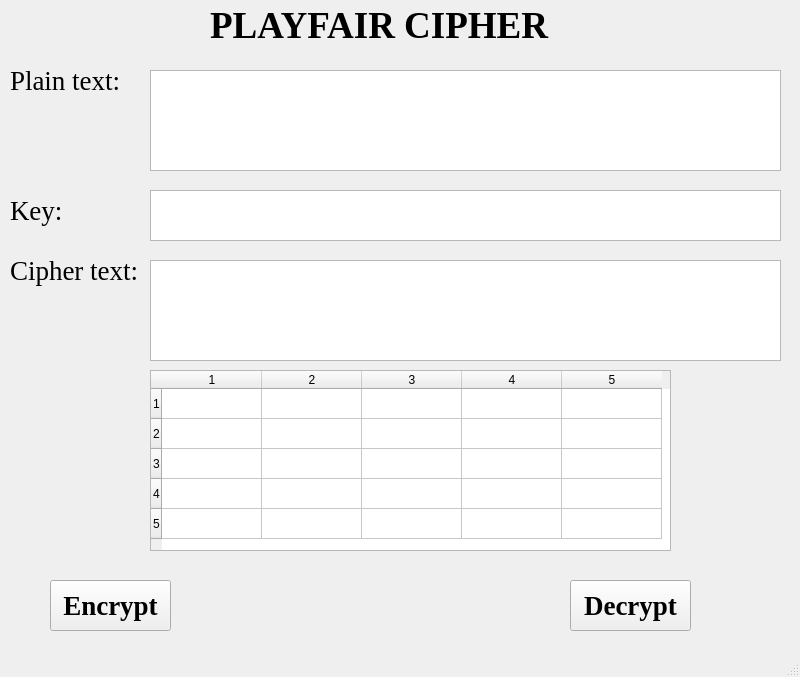
LamTT1306/bmthnc-hutech-2380601190, file lab_03/ui/playfair.ui: the form before one commit.
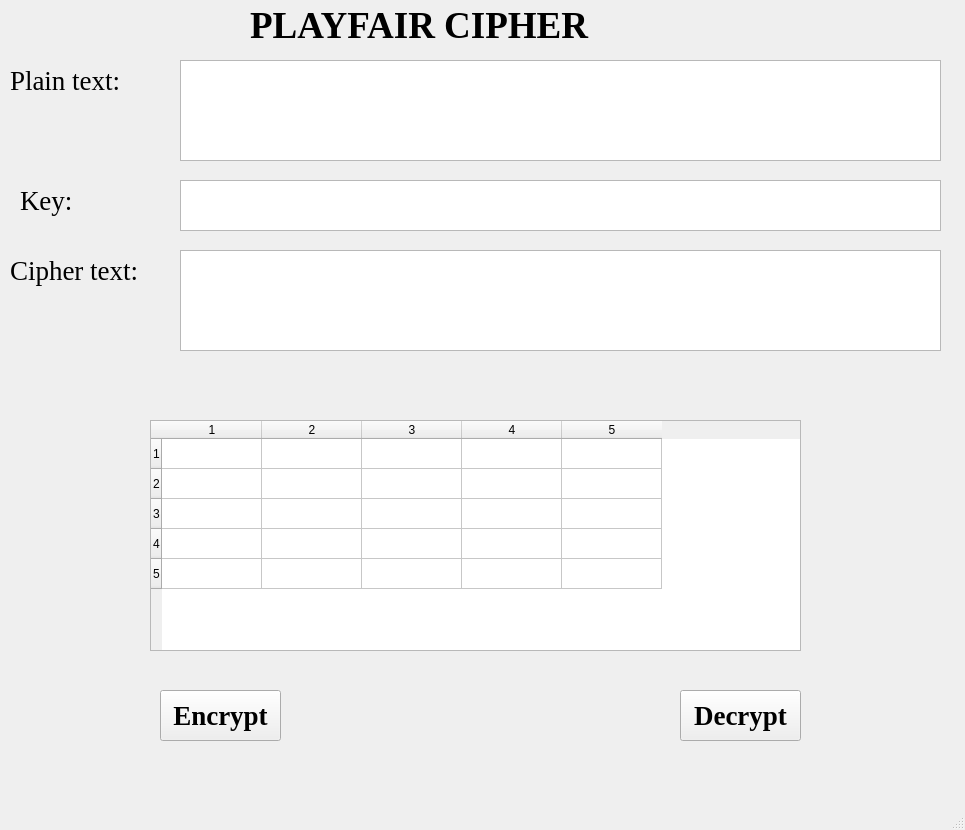
The form after the commit.

Diff of the .ui file:
```diff
--- a/lab_03/ui/playfair.ui
+++ b/lab_03/ui/playfair.ui
@@ -6,8 +6,8 @@
    <rect>
     <x>0</x>
     <y>0</y>
-    <width>800</width>
-    <height>677</height>
+    <width>965</width>
+    <height>830</height>
    </rect>
   </property>
   <property name="windowTitle">
@@ -17,9 +17,9 @@
    <widget class="QPlainTextEdit" name="txt_key">
     <property name="geometry">
      <rect>
-      <x>150</x>
-      <y>190</y>
-      <width>631</width>
+      <x>180</x>
+      <y>180</y>
+      <width>761</width>
       <height>51</height>
      </rect>
     </property>
@@ -32,8 +32,8 @@
    <widget class="QPushButton" name="btn_decrypt">
     <property name="geometry">
      <rect>
-      <x>570</x>
-      <y>580</y>
+      <x>680</x>
+      <y>690</y>
       <width>121</width>
       <height>51</height>
      </rect>
@@ -55,7 +55,7 @@
      <rect>
       <x>10</x>
       <y>240</y>
-      <width>131</width>
+      <width>171</width>
       <height>61</height>
      </rect>
     </property>
@@ -72,9 +72,9 @@
    <widget class="QTextEdit" name="txt_plain_text">
     <property name="geometry">
      <rect>
-      <x>150</x>
-      <y>70</y>
-      <width>631</width>
+      <x>180</x>
+      <y>60</y>
+      <width>761</width>
       <height>101</height>
      </rect>
     </property>
@@ -89,7 +89,7 @@
      <rect>
       <x>10</x>
       <y>60</y>
-      <width>121</width>
+      <width>141</width>
       <height>41</height>
      </rect>
     </property>
@@ -106,8 +106,8 @@
    <widget class="QPushButton" name="btn_encrypt">
     <property name="geometry">
      <rect>
-      <x>50</x>
-      <y>580</y>
+      <x>160</x>
+      <y>690</y>
       <width>121</width>
       <height>51</height>
      </rect>
@@ -127,9 +127,9 @@
    <widget class="QLabel" name="label">
     <property name="geometry">
      <rect>
-      <x>210</x>
+      <x>250</x>
       <y>0</y>
-      <width>371</width>
+      <width>471</width>
       <height>51</height>
      </rect>
     </property>
@@ -148,9 +148,9 @@
    <widget class="QTextEdit" name="txt_cipher">
     <property name="geometry">
      <rect>
-      <x>150</x>
-      <y>260</y>
-      <width>631</width>
+      <x>180</x>
+      <y>250</y>
+      <width>761</width>
       <height>101</height>
      </rect>
     </property>
@@ -163,8 +163,8 @@
    <widget class="QLabel" name="label_4">
     <property name="geometry">
      <rect>
-      <x>10</x>
-      <y>190</y>
+      <x>20</x>
+      <y>180</y>
       <width>71</width>
       <height>41</height>
      </rect>
@@ -183,9 +183,9 @@
     <property name="geometry">
      <rect>
       <x>150</x>
-      <y>370</y>
-      <width>521</width>
-      <height>181</height>
+      <y>420</y>
+      <width>651</width>
+      <height>231</height>
      </rect>
     </property>
     <property name="rowCount">
```
Left out of the diff: 4 changed lines with no effect on the pictures.
